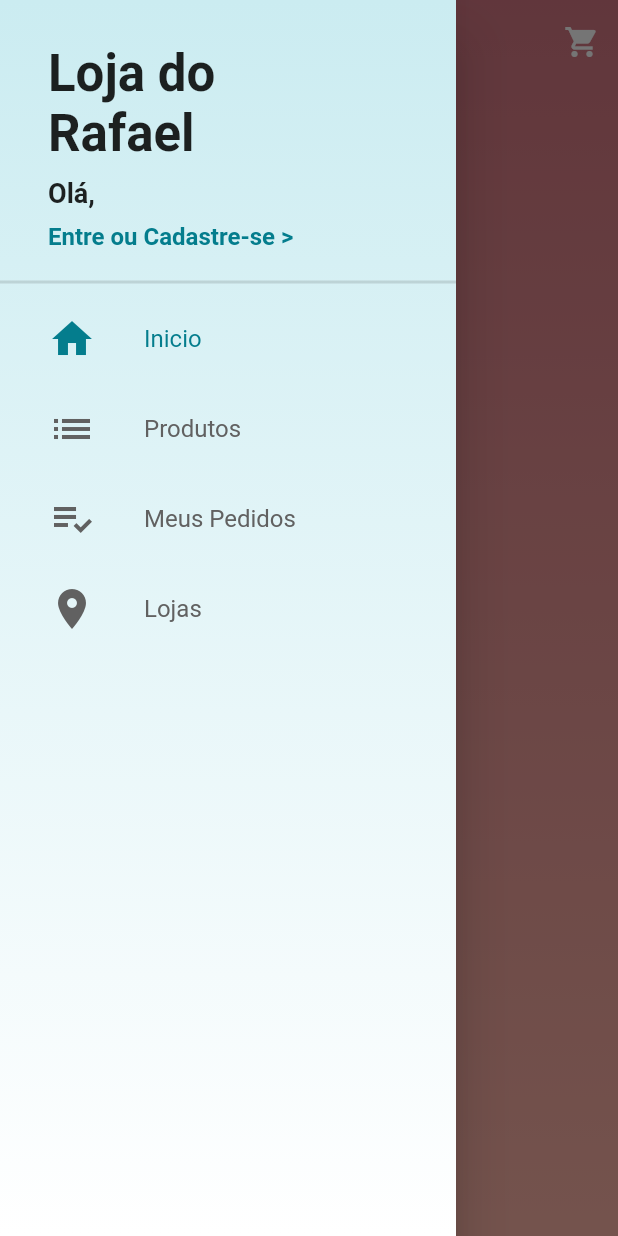
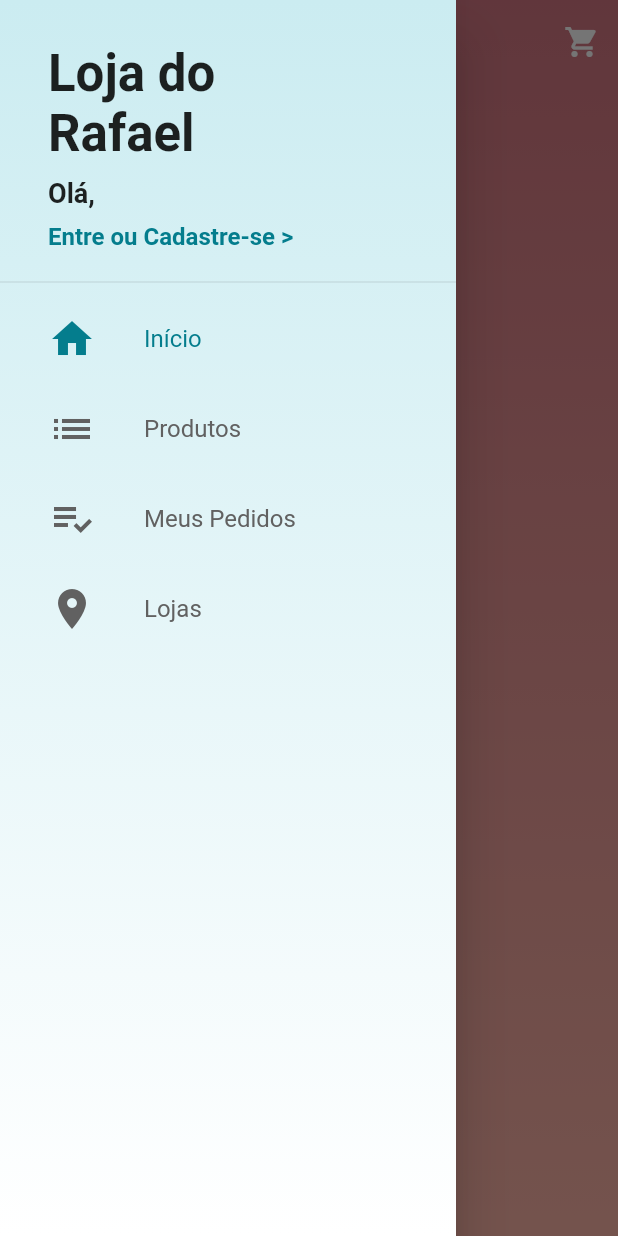
Before and after one commit to RafaelRez75/Curso-Loja-Virtual-Curso, a Flutter app: the screen it shows after launch, with the side drawer open, on a phone screen of 412 x 824 dp. Run offline on Flutter 3.47's test engine with Material 2 defaults, Android fonts, the phone set to English and light mode, and no system bars; our stand-ins replace carousel_pro, cloud_firestore, firebase_auth, transparent_image; accounts and stored records are empty.

```diff
--- /dev/null
+++ b/lib/common/custom_drawer/custom_drawer.dart
@@ -0,0 +1,56 @@
+import 'package:flutter/material.dart';
+import 'package:lojavirtual/models/user_manager.dart';
+import 'package:provider/provider.dart';
+
+import 'custom_drawer_header.dart';
+import 'drawer_tile.dart';
+
+class CustomDrawer extends StatelessWidget {
+
+  @override
+  Widget build(BuildContext context) {
+    return Drawer(
+      child: Stack(
+        children: <Widget>[
+          Container(
+            decoration: BoxDecoration(
+                gradient: LinearGradient(
+                  colors: [
+                    const Color.fromARGB(255, 203, 236, 241),
+                    Colors.white,
+                  ],
+                  begin: Alignment.topCenter,
+                  end: Alignment.bottomCenter,
+                )
+            ),
+          ),
+          ListView(
+            children: <Widget>[
+              CustomDrawerHeader(),
+              const Divider(),
+              DrawerTile(iconData: Icons.home, title: 'Início', page: 0,),
+              DrawerTile(iconData: Icons.list, title: 'Produtos', page: 1,),
+              DrawerTile(iconData: Icons.playlist_add_check, title: 'Meus Pedidos', page: 2,),
+              DrawerTile(iconData: Icons.location_on, title: 'Lojas', page: 3,),
+              Consumer<UserManager>(
+                builder: (_, userManager, __){
+                  if(userManager.adminEnabled){
+                    return Column(
+                      children: <Widget>[
+                        const Divider(),
+                        DrawerTile(iconData: Icons.person, title: 'Usuários', page: 4,),
+                        DrawerTile(iconData: Icons.reorder, title: 'Pedidos', page: 5,),
+                      ],
+                    );
+                  } else {
+                    return Container();
+                  }
+                },
+              )
+            ],
+          ),
+        ],
+      ),
+    );
+  }
+}
--- a/lib/screens/common/custom_drawer/custom_drawer_header.dart
+++ b/lib/common/custom_drawer/custom_drawer_header.dart
@@ -1,4 +1,5 @@
 import 'package:flutter/material.dart';
+import 'package:lojavirtual/models/page_manager.dart';
 import 'package:lojavirtual/models/user_manager.dart';
 import 'package:provider/provider.dart';
 
@@ -33,6 +34,7 @@ class CustomDrawerHeader extends StatelessWidget {
               GestureDetector(
                 onTap: (){
                   if(userManager.isLoggedIn){
+                    context.read<PageManager>().setPage(0);
                     userManager.signOut();
                   }else{
                     Navigator.of(context).pushNamed("/login");
--- a/lib/models/user.dart
+++ b/lib/models/user.dart
@@ -11,7 +11,7 @@ class User {
   String email;
   String password;
   String confirmPassword;
-  bool admin;
+  bool admin = false;
 
   DocumentReference get firestoreRef =>
       Firestore.instance.document('users/$id');
--- a/lib/screens/base/base_screen.dart
+++ b/lib/screens/base/base_screen.dart
@@ -1,6 +1,7 @@
 import 'package:flutter/material.dart';
 import 'package:lojavirtual/models/page_manager.dart';
-import 'package:lojavirtual/screens/common/custom_drawer/custom_drawer.dart';
+import 'package:lojavirtual/models/user_manager.dart';
+import 'file:///C:/Users/Public/loja_virtual/lib/common/custom_drawer/custom_drawer.dart';
 import 'package:lojavirtual/screens/home/home_screen.dart';
 import 'package:lojavirtual/screens/products/products_screen.dart';
 import 'package:provider/provider.dart';
@@ -12,7 +13,9 @@ class BaseScreen extends StatelessWidget {
   Widget build(BuildContext context) {
     return Provider(
       create: (_) => PageManager(pageController),
-      child: PageView(
+      child: Consumer<UserManager>(
+        builder: (_, userManager, __) {
+          return PageView(
             controller: pageController,
             physics: const NeverScrollableScrollPhysics(),
             children: <Widget>[
@@ -24,7 +27,30 @@ class BaseScreen extends StatelessWidget {
                   title: const Text("nome3"),
                 ),
               ),
+              Scaffold(
+                drawer: CustomDrawer(),
+                appBar: AppBar(
+                  title: const Text("nome4"),
+                ),
+              ),
+              if(userManager.adminEnabled)
+                ...[
+                  Scaffold(
+                    drawer: CustomDrawer(),
+                    appBar: AppBar(
+                      title: const Text("Usuários"),
+                    ),
+                  ),
+                  Scaffold(
+                    drawer: CustomDrawer(),
+                    appBar: AppBar(
+                      title: const Text("Pedidos"),
+                    ),
+                  ),
+                ]
             ],
+          );
+        }
       ),
     );
   }
--- a/lib/screens/cart/cart_screen.dart
+++ b/lib/screens/cart/cart_screen.dart
@@ -1,7 +1,7 @@
 import 'package:flutter/material.dart';
 import 'package:lojavirtual/models/cart_manager.dart';
 import 'package:lojavirtual/screens/cart/components/cart_tile.dart';
-import 'package:lojavirtual/screens/common/price_card.dart';
+import 'file:///C:/Users/Public/loja_virtual/lib/common/price_card.dart';
 import 'package:provider/provider.dart';
 
 class CartScreen extends StatelessWidget {
--- a/lib/screens/cart/components/cart_tile.dart
+++ b/lib/screens/cart/components/cart_tile.dart
@@ -1,6 +1,6 @@
 import 'package:flutter/material.dart';
 import 'package:lojavirtual/models/cart_product.dart';
-import 'package:lojavirtual/screens/common/custom_icon_button.dart';
+import 'file:///C:/Users/Public/loja_virtual/lib/common/custom_icon_button.dart';
 import 'package:provider/provider.dart';
 
 class CartTile extends StatelessWidget {
--- a/lib/screens/common/custom_drawer/custom_drawer.dart
+++ /dev/null
@@ -1,37 +0,0 @@
-import 'package:flutter/material.dart';
-import 'package:lojavirtual/screens/common/custom_drawer/custom_drawer_header.dart';
-import 'package:lojavirtual/screens/common/custom_drawer/drawer_tile.dart';
-
-class CustomDrawer extends StatelessWidget {
-  @override
-  Widget build(BuildContext context) {
-    return Drawer(
-      child: Stack(
-        children: <Widget>[
-          Container(
-            decoration: BoxDecoration(
-              gradient: LinearGradient(
-                colors: [
-                  const Color.fromARGB(255, 203, 236, 241),
-                  Colors.white
-                ] ,
-                begin: Alignment.topCenter,
-                  end: Alignment.bottomCenter
-              )
-            ),
-          ),
-          ListView(
-            children: <Widget>[
-              CustomDrawerHeader(),
-              const Divider(thickness: 2,),
-              DrawerTile(iconData: Icons.home, title: 'Inicio', page: 0),
-              DrawerTile(iconData: Icons.list, title: 'Produtos', page: 1,),
-              DrawerTile(iconData: Icons.playlist_add_check, title: 'Meus Pedidos', page: 2),
-              DrawerTile(iconData: Icons.location_on, title: 'Lojas', page: 3),
-            ],
-          ),
-        ],
-      ),
-    );
-  }
-}
--- a/lib/screens/home/home_screen.dart
+++ b/lib/screens/home/home_screen.dart
@@ -1,6 +1,6 @@
 import 'package:flutter/material.dart';
 import 'package:lojavirtual/models/home_manager.dart';
-import 'package:lojavirtual/screens/common/custom_drawer/custom_drawer.dart';
+import 'file:///C:/Users/Public/loja_virtual/lib/common/custom_drawer/custom_drawer.dart';
 import 'package:lojavirtual/screens/home/components/section_list.dart';
 import 'package:provider/provider.dart';
 import 'package:lojavirtual/screens/home/components/section_staggered.dart';
--- a/lib/screens/products/products_screen.dart
+++ b/lib/screens/products/products_screen.dart
@@ -1,8 +1,9 @@
 import 'package:flutter/material.dart';
 import 'package:lojavirtual/models/product_manager.dart';
-import 'package:lojavirtual/screens/common/custom_drawer/custom_drawer.dart';
 import 'package:lojavirtual/screens/products/components/product_list_tile.dart';
 import 'package:provider/provider.dart';
+
+import 'file:///C:/Users/Public/loja_virtual/lib/common/custom_drawer/custom_drawer.dart';
 
 import 'components/search_dialog.dart';
 
```
Also changed, not shown: lib/common/custom_drawer/drawer_tile.dart (renamed from lib/screens/common/custom_drawer/drawer_tile.dart), lib/common/custom_icon_button.dart (renamed from lib/screens/common/custom_icon_button.dart), lib/common/price_card.dart (renamed from lib/screens/common/price_card.dart). Lines whose indentation alone changed are shown as unchanged.
